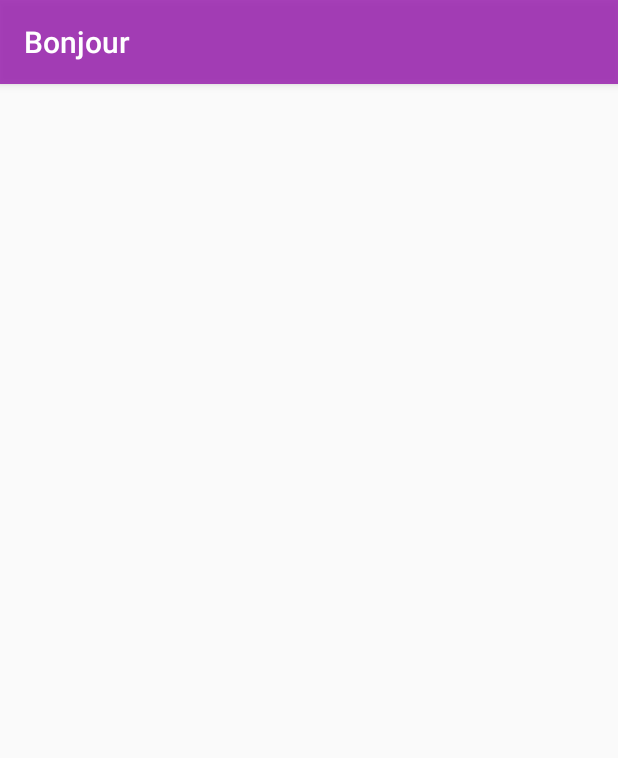
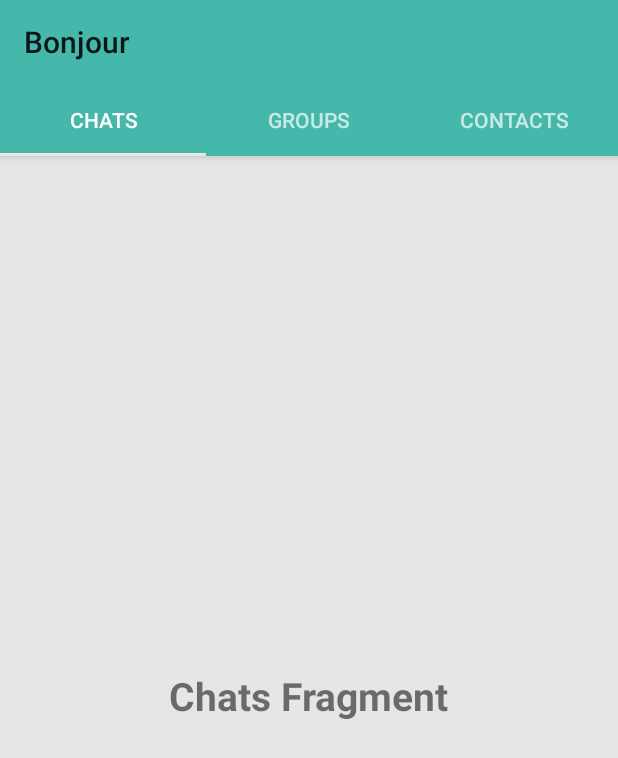
Before and after one commit to Zorba11/BonjourAndroid, an Android app: the screen it shows after launch (MainActivity), on a phone screen of 412 x 824 dp. Shown: the top 758 px of the screen. Run offline under Robolectric (Android 15) with nearby library versions, the phone set to English and light mode, and no system bars.

Commit message:
Chats,Contacts,Groups fragment classes added.TabsAccessorAdaptor class also created

```diff
--- a/app/build.gradle
+++ b/app/build.gradle
@@ -23,11 +23,13 @@ dependencies {
     implementation fileTree(dir: 'libs', include: ['*.jar'])
     //noinspection GradleCompatible
     implementation 'com.android.support:appcompat-v7:28.0.0'
+    implementation 'com.android.support:design:28.0.0'
     implementation 'com.android.support.constraint:constraint-layout:1.1.3'
     implementation 'com.google.firebase:firebase-auth:16.0.3'
     implementation 'com.google.firebase:firebase-database:16.0.1'
     implementation 'com.google.firebase:firebase-storage:16.0.1'
     implementation 'com.google.firebase:firebase-core:16.0.1'
+    implementation 'com.android.support:support-v4:28.0.0'
     testImplementation 'junit:junit:4.12'
     androidTestImplementation 'com.android.support.test:runner:1.0.2'
     androidTestImplementation 'com.android.support.test.espresso:espresso-core:3.0.2'
--- /dev/null
+++ b/app/src/main/java/com/alengeorge/bonjour/ChatsFragment.java
@@ -0,0 +1,29 @@
+package com.alengeorge.bonjour;
+
+
+import android.os.Bundle;
+import android.support.v4.app.Fragment;
+import android.view.LayoutInflater;
+import android.view.View;
+import android.view.ViewGroup;
+
+
+/**
+ * A simple {@link Fragment} subclass.
+ */
+public class ChatsFragment extends Fragment {
+
+
+    public ChatsFragment() {
+        // Required empty public constructor
+    }
+
+
+    @Override
+    public View onCreateView(LayoutInflater inflater, ViewGroup container,
+                             Bundle savedInstanceState) {
+        // Inflate the layout for this fragment
+        return inflater.inflate(R.layout.fragment_chats, container, false);
+    }
+
+}
--- /dev/null
+++ b/app/src/main/java/com/alengeorge/bonjour/GroupsFragment.java
@@ -0,0 +1,29 @@
+package com.alengeorge.bonjour;
+
+
+import android.os.Bundle;
+import android.support.v4.app.Fragment;
+import android.view.LayoutInflater;
+import android.view.View;
+import android.view.ViewGroup;
+
+
+/**
+ * A simple {@link Fragment} subclass.
+ */
+public class GroupsFragment extends Fragment {
+
+
+    public GroupsFragment() {
+        // Required empty public constructor
+    }
+
+
+    @Override
+    public View onCreateView(LayoutInflater inflater, ViewGroup container,
+                             Bundle savedInstanceState) {
+        // Inflate the layout for this fragment
+        return inflater.inflate(R.layout.fragment_groups, container, false);
+    }
+
+}
--- a/app/src/main/java/com/alengeorge/bonjour/MainActivity.java
+++ b/app/src/main/java/com/alengeorge/bonjour/MainActivity.java
@@ -1,13 +1,37 @@
 package com.alengeorge.bonjour;
 
+import android.annotation.SuppressLint;
+import android.support.design.widget.TabLayout;
+import android.support.v4.view.ViewPager;
 import android.support.v7.app.AppCompatActivity;
 import android.os.Bundle;
+import android.support.v7.widget.Toolbar;
+import android.widget.TableLayout;
 
 public class MainActivity extends AppCompatActivity {
 
+    private Toolbar toolBar;
+    private ViewPager myViewPager;
+    private TabLayout myTabLayout;
+
+    private TabsAccessorAdapter myTabsAccessorAdapter;
+
+
+    @SuppressLint({"RestrictedApi", "WrongViewCast"})
     @Override
     protected void onCreate(Bundle savedInstanceState) {
         super.onCreate(savedInstanceState);
         setContentView(R.layout.activity_main);
+
+        toolBar = findViewById(R.id.mainPageToolBar);
+        setSupportActionBar(toolBar);
+        getSupportActionBar().setWindowTitle("Bonjour");
+
+        myViewPager = findViewById(R.id.mainTabs_pager);
+        myTabsAccessorAdapter = new TabsAccessorAdapter(getSupportFragmentManager());
+        myViewPager.setAdapter(myTabsAccessorAdapter);
+
+        myTabLayout = findViewById(R.id.mainTabs);
+        myTabLayout.setupWithViewPager(myViewPager);
     }
 }
--- /dev/null
+++ b/app/src/main/java/com/alengeorge/bonjour/TabsAccessorAdapter.java
@@ -0,0 +1,67 @@
+package com.alengeorge.bonjour;
+
+import android.support.annotation.Nullable;
+import android.support.v4.app.Fragment;
+import android.support.v4.app.FragmentManager;
+import android.support.v4.app.FragmentPagerAdapter;
+
+public class TabsAccessorAdapter extends FragmentPagerAdapter {
+
+    public TabsAccessorAdapter(FragmentManager fm) {
+        super(fm);
+    }
+
+    @Override
+    public Fragment getItem(int i) {
+        switch (i)
+        {
+            case 0:
+                ChatsFragment chatsFragment = new ChatsFragment();
+                return chatsFragment;
+
+            case 1:
+                GroupsFragment groupsFragment = new GroupsFragment();
+                return groupsFragment;
+
+            case 2:
+                ContactsFragment contactsFragment = new ContactsFragment();
+                return contactsFragment;
+
+            default:
+                return null;
+        }
+
+    }
+
+
+    @Override
+    public int getCount()
+    {
+//        since we have only 3 fragments in consideration
+        return 3;
+    }
+
+    @Nullable
+    @Override
+    public CharSequence getPageTitle(int position) {
+
+        switch (position){
+            case 0:
+
+                return "Chats";
+
+            case 1:
+
+                return "Groups";
+
+
+            case 2:
+
+                return "Contacts";
+
+            default:
+                return null;
+        }
+
+    }
+}
--- a/app/src/main/res/layout/activity_main.xml
+++ b/app/src/main/res/layout/activity_main.xml
@@ -1,7 +1,36 @@
 <?xml version="1.0" encoding="utf-8"?>
-<android.support.constraint.ConstraintLayout xmlns:android="http://schemas.android.com/apk/res/android"
+<RelativeLayout xmlns:android="http://schemas.android.com/apk/res/android"
     xmlns:app="http://schemas.android.com/apk/res-auto"
     xmlns:tools="http://schemas.android.com/tools"
     android:layout_width="match_parent"
     android:layout_height="match_parent"
-    tools:context=".MainActivity"/>
+    android:background="@color/colorAccent"
+    tools:context=".MainActivity">
+
+
+    <android.support.design.widget.AppBarLayout
+        android:id="@+id/appBarLayout"
+        android:layout_width="match_parent"
+        android:layout_height="wrap_content">
+
+        <include
+            android:id="@+id/mainPageToolBar"
+            layout="@layout/app_bar_layout">
+        </include>
+
+        <android.support.design.widget.TabLayout
+            android:id="@+id/mainTabs"
+            android:layout_width="match_parent"
+            android:layout_height="wrap_content"
+            android:theme="@style/ThemeOverlay.AppCompat.Dark.ActionBar"></android.support.design.widget.TabLayout>
+
+    </android.support.design.widget.AppBarLayout>
+
+    <android.support.v4.view.ViewPager
+        android:id="@+id/mainTabs_pager"
+        android:layout_width="match_parent"
+        android:layout_height="wrap_content"
+        android:layout_below="@+id/appBarLayout"></android.support.v4.view.ViewPager>
+
+
+</RelativeLayout>
--- /dev/null
+++ b/app/src/main/res/layout/app_bar_layout.xml
@@ -0,0 +1,9 @@
+<?xml version="1.0" encoding="utf-8"?>
+<android.support.v7.widget.Toolbar xmlns:android="http://schemas.android.com/apk/res/android"
+    android:id="@+id/mainApp_bar"
+    android:background="@color/colorPrimary"
+    android:layout_width="match_parent"
+    android:layout_height="wrap_content"
+    android:theme="@style/ThemeOverlay.AppCompat.ActionBar">
+
+</android.support.v7.widget.Toolbar>
--- /dev/null
+++ b/app/src/main/res/layout/fragment_chats.xml
@@ -0,0 +1,17 @@
+<?xml version="1.0" encoding="utf-8"?>
+<RelativeLayout xmlns:android="http://schemas.android.com/apk/res/android"
+    xmlns:tools="http://schemas.android.com/tools"
+    android:layout_width="match_parent"
+    android:layout_height="match_parent"
+    tools:context=".ChatsFragment">
+
+    <!-- TODO: Update blank fragment layout -->
+    <TextView
+        android:layout_width="wrap_content"
+        android:layout_height="wrap_content"
+        android:text="Chats Fragment"
+        android:layout_centerInParent="true"
+        android:textSize="26sp"
+        android:textStyle="bold" />
+
+</RelativeLayout>
--- a/app/src/main/res/values/colors.xml
+++ b/app/src/main/res/values/colors.xml
@@ -1,6 +1,6 @@
 <?xml version="1.0" encoding="utf-8"?>
 <resources>
-    <color name="colorPrimary">#DF9C27B0</color>
-    <color name="colorPrimaryDark">#890CA0</color>
+    <color name="colorPrimary">#46B8AB</color>
+    <color name="colorPrimaryDark">#1B8577</color>
     <color name="colorAccent">#E6E6E6</color>
 </resources>
--- a/app/src/main/res/values/strings.xml
+++ b/app/src/main/res/values/strings.xml
@@ -1,3 +1,6 @@
 <resources>
     <string name="app_name">Bonjour</string>
+
+    <!-- TODO: Remove or change this placeholder text -->
+    <string name="hello_blank_fragment">Hello blank fragment</string>
 </resources>
--- a/app/src/main/res/values/styles.xml
+++ b/app/src/main/res/values/styles.xml
@@ -1,7 +1,7 @@
 <resources>
 
     <!-- Base application theme. -->
-    <style name="AppTheme" parent="Theme.AppCompat.Light.DarkActionBar">
+    <style name="AppTheme" parent="Theme.AppCompat.Light.NoActionBar">
         <!-- Customize your theme here. -->
         <item name="colorPrimary">@color/colorPrimary</item>
         <item name="colorPrimaryDark">@color/colorPrimaryDark</item>
```
Also changed, not shown: app/src/main/java/com/alengeorge/bonjour/ContactsFragment.java (added, +29 -0 lines), app/src/main/res/layout/fragment_contacts.xml (added, +17 -0 lines), app/src/main/res/layout/fragment_groups.xml (added, +18 -0 lines).
